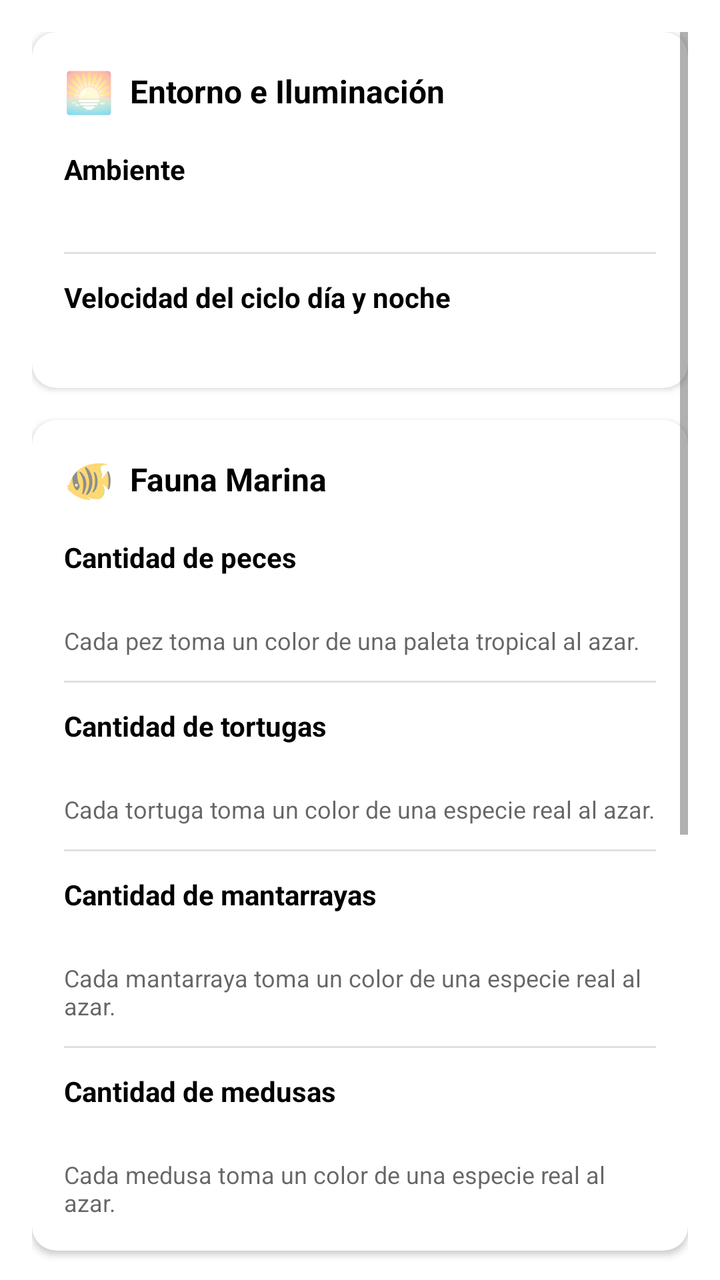
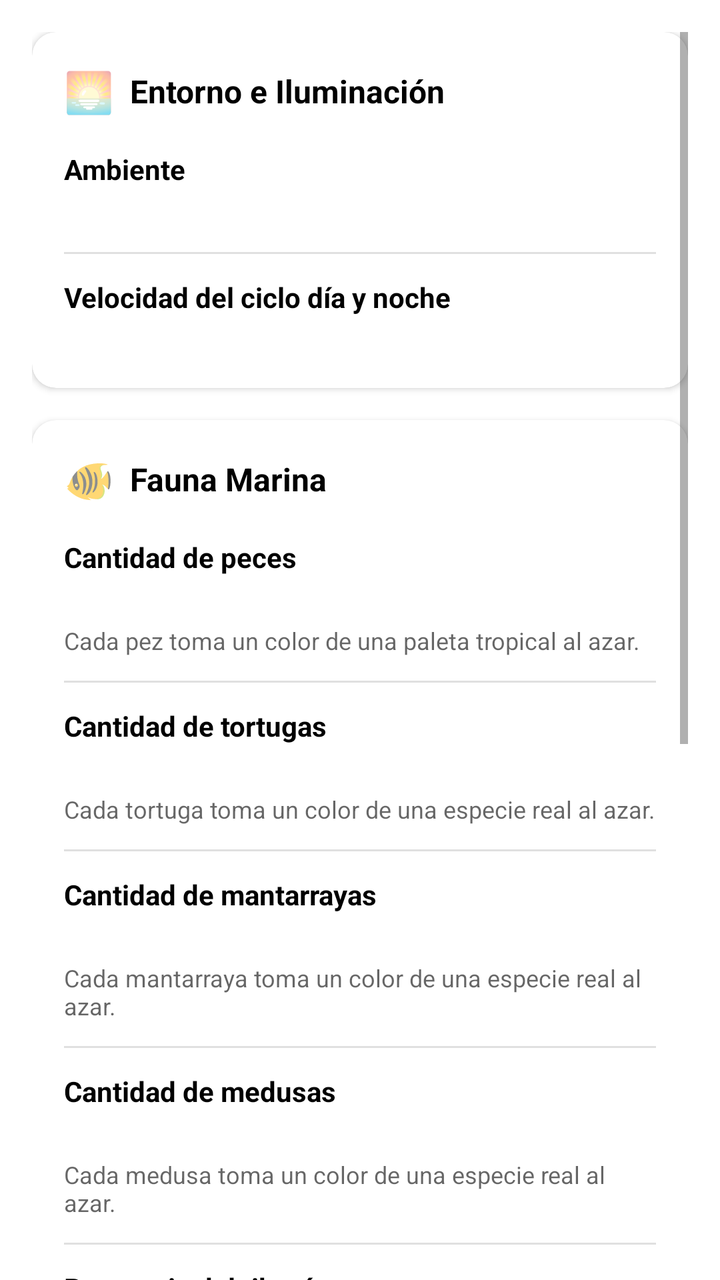

Two renders of the same Android screen: before a commit and after it. Below are the layout's source before the change and the commit's diff.
<!-- AndroidManifest.xml: application theme Theme.AcuarioWallpaper -->
<!-- res/layout/fragment_acuario_settings.xml -->
<?xml version="1.0" encoding="utf-8"?>
<ScrollView xmlns:android="http://schemas.android.com/apk/res/android"
    xmlns:app="http://schemas.android.com/apk/res-auto"
    android:layout_width="match_parent"
    android:layout_height="match_parent"
    android:padding="16dp"
    android:clipToPadding="false"
    android:background="?attr/colorSurface">

    <LinearLayout
        android:layout_width="match_parent"
        android:layout_height="wrap_content"
        android:orientation="vertical">

        
        <com.google.android.material.card.MaterialCardView
            android:layout_width="match_parent"
            android:layout_height="wrap_content"
            android:layout_marginBottom="16dp"
            app:cardCornerRadius="12dp"
            app:cardElevation="2dp"
            app:cardBackgroundColor="?attr/colorSurface">

            <LinearLayout
                android:layout_width="match_parent"
                android:layout_height="wrap_content"
                android:orientation="vertical"
                android:padding="16dp">

                <LinearLayout
                    android:layout_width="match_parent"
                    android:layout_height="wrap_content"
                    android:orientation="horizontal"
                    android:gravity="center_vertical"
                    android:layout_marginBottom="16dp">

                    <TextView
                        android:layout_width="wrap_content"
                        android:layout_height="wrap_content"
                        android:text="🌅"
                        android:textSize="20sp"
                        android:layout_marginEnd="8dp" />

                    <TextView
                        android:layout_width="wrap_content"
                        android:layout_height="wrap_content"
                        android:text="Entorno e Iluminación"
                        android:textColor="?attr/colorOnSurface"
                        android:textSize="16sp"
                        android:textStyle="bold" />
                </LinearLayout>

                
                <TextView
                    android:layout_width="match_parent"
                    android:layout_height="wrap_content"
                    android:text="@string/settings_section_environment"
                    android:textColor="?attr/colorOnSurface"
                    android:textSize="14sp"
                    android:textStyle="bold"
                    android:layout_marginBottom="8dp" />

                <HorizontalScrollView
                    android:layout_width="match_parent"
                    android:layout_height="wrap_content"
                    android:scrollbars="none"
                    android:requiresFadingEdge="horizontal"
                    android:fadingEdgeLength="24dp">

                    <LinearLayout
                        android:id="@+id/containerAcuarioTheme"
                        android:layout_width="wrap_content"
                        android:layout_height="wrap_content"
                        android:orientation="horizontal"
                        android:paddingBottom="8dp"
                        android:paddingTop="4dp" />
                </HorizontalScrollView>

                
                <LinearLayout
                    android:id="@+id/layoutCustomColors"
                    android:layout_width="match_parent"
                    android:layout_height="wrap_content"
                    android:orientation="vertical"
                    android:visibility="gone">

                    
                    <View
                        android:layout_width="match_parent"
                        android:layout_height="1dp"
                        android:background="#1F000000"
                        android:layout_marginTop="12dp"
                        android:layout_marginBottom="12dp" />

                    
                    <TextView
                        android:layout_width="match_parent"
                        android:layout_height="wrap_content"
                        android:text="Color Superior (Superficie)"
                        android:textColor="?attr/colorOnSurface"
                        android:textSize="14sp"
                        android:textStyle="bold"
                        android:layout_marginBottom="8dp" />

                    <HorizontalScrollView
                        android:layout_width="match_parent"
                        android:layout_height="wrap_content"
                        android:scrollbars="none"
                        android:requiresFadingEdge="horizontal"
                        android:fadingEdgeLength="24dp">

                        <LinearLayout
                            android:id="@+id/containerCustomShallowColor"
                            android:layout_width="wrap_content"
                            android:layout_height="wrap_content"
                            android:orientation="horizontal"
                            android:paddingBottom="8dp"
                            android:paddingTop="4dp" />
                    </HorizontalScrollView>

                    
                    <TextView
                        android:layout_width="match_parent"
                        android:layout_height="wrap_content"
                        android:text="Color Inferior (Fondo)"
                        android:textColor="?attr/colorOnSurface"
                        android:textSize="14sp"
                        android:textStyle="bold"
                        android:layout_marginTop="12dp"
                        android:layout_marginBottom="8dp" />

                    <HorizontalScrollView
                        android:layout_width="match_parent"
                        android:layout_height="wrap_content"
                        android:scrollbars="none"
                        android:requiresFadingEdge="horizontal"
                        android:fadingEdgeLength="24dp">

                        <LinearLayout
                            android:id="@+id/containerCustomDeepColor"
                            android:layout_width="wrap_content"
                            android:layout_height="wrap_content"
                            android:orientation="horizontal"
                            android:paddingBottom="8dp"
                            android:paddingTop="4dp" />
                    </HorizontalScrollView>
                </LinearLayout>

                
                <View
                    android:layout_width="match_parent"
                    android:layout_height="1dp"
                    android:background="#1F000000"
                    android:layout_marginTop="12dp"
                    android:layout_marginBottom="12dp" />

                
                <TextView
                    android:layout_width="match_parent"
                    android:layout_height="wrap_content"
                    android:text="@string/settings_section_day_night_cycle"
                    android:textColor="?attr/colorOnSurface"
                    android:textSize="14sp"
                    android:textStyle="bold"
                    android:layout_marginBottom="8dp" />

                <HorizontalScrollView
                    android:layout_width="match_parent"
                    android:layout_height="wrap_content"
                    android:scrollbars="none"
                    android:requiresFadingEdge="horizontal"
                    android:fadingEdgeLength="24dp">

                    <LinearLayout
                        android:id="@+id/containerDayNightCycle"
                        android:layout_width="wrap_content"
                        android:layout_height="wrap_content"
                        android:orientation="horizontal"
                        android:paddingBottom="8dp"
                        android:paddingTop="4dp" />
                </HorizontalScrollView>

            </LinearLayout>
        </com.google.android.material.card.MaterialCardView>

        
        <com.google.android.material.card.MaterialCardView
            android:layout_width="match_parent"
            android:layout_height="wrap_content"
            android:layout_marginBottom="16dp"
            app:cardCornerRadius="12dp"
            app:cardElevation="2dp"
            app:cardBackgroundColor="?attr/colorSurface">

            <LinearLayout
                android:layout_width="match_parent"
                android:layout_height="wrap_content"
                android:orientation="vertical"
                android:padding="16dp">

                <LinearLayout
                    android:layout_width="match_parent"
                    android:layout_height="wrap_content"
                    android:orientation="horizontal"
                    android:gravity="center_vertical"
                    android:layout_marginBottom="16dp">

                    <TextView
                        android:layout_width="wrap_content"
                        android:layout_height="wrap_content"
                        android:text="🐠"
                        android:textSize="20sp"
                        android:layout_marginEnd="8dp" />

                    <TextView
                        android:layout_width="wrap_content"
                        android:layout_height="wrap_content"
                        android:text="Fauna Marina"
                        android:textColor="?attr/colorOnSurface"
                        android:textSize="16sp"
                        android:textStyle="bold" />
                </LinearLayout>

                
                <TextView
                    android:layout_width="match_parent"
                    android:layout_height="wrap_content"
                    android:text="@string/settings_section_fish_count"
                    android:textColor="?attr/colorOnSurface"
                    android:textSize="14sp"
                    android:textStyle="bold"
                    android:layout_marginBottom="8dp" />

                <HorizontalScrollView
                    android:layout_width="match_parent"
                    android:layout_height="wrap_content"
                    android:scrollbars="none"
                    android:requiresFadingEdge="horizontal"
                    android:fadingEdgeLength="24dp">

                    <LinearLayout
                        android:id="@+id/containerFishCount"
                        android:layout_width="wrap_content"
                        android:layout_height="wrap_content"
                        android:orientation="horizontal"
                        android:paddingBottom="8dp"
                        android:paddingTop="4dp" />
                </HorizontalScrollView>

                <TextView
                    android:layout_width="match_parent"
                    android:layout_height="wrap_content"
                    android:text="@string/settings_fish_color_note"
                    android:textColor="?android:attr/textColorSecondary"
                    android:textSize="12sp"
                    android:layout_marginTop="4dp"
                    android:layout_marginBottom="12dp" />

                
                <View
                    android:layout_width="match_parent"
                    android:layout_height="1dp"
                    android:background="#1F000000"
                    android:layout_marginBottom="12dp" />

                
                <TextView
                    android:layout_width="match_parent"
                    android:layout_height="wrap_content"
                    android:text="@string/settings_section_turtle_count"
                    android:textColor="?attr/colorOnSurface"
                    android:textSize="14sp"
                    android:textStyle="bold"
                    android:layout_marginBottom="8dp" />

                <HorizontalScrollView
                    android:layout_width="match_parent"
                    android:layout_height="wrap_content"
                    android:scrollbars="none"
                    android:requiresFadingEdge="horizontal"
                    android:fadingEdgeLength="24dp">

                    <LinearLayout
                        android:id="@+id/containerTurtleCount"
                        android:layout_width="wrap_content"
                        android:layout_height="wrap_content"
                        android:orientation="horizontal"
                        android:paddingBottom="8dp"
                        android:paddingTop="4dp" />
                </HorizontalScrollView>

                <TextView
                    android:layout_width="match_parent"
                    android:layout_height="wrap_content"
                    android:text="@string/settings_turtle_color_note"
                    android:textColor="?android:attr/textColorSecondary"
                    android:textSize="12sp"
                    android:layout_marginTop="4dp"
                    android:layout_marginBottom="12dp" />

                
                <View
                    android:layout_width="match_parent"
                    android:layout_height="1dp"
                    android:background="#1F000000"
                    android:layout_marginBottom="12dp" />

                
                <TextView
                    android:layout_width="match_parent"
                    android:layout_height="wrap_content"
                    android:text="@string/settings_section_manta_count"
                    android:textColor="?attr/colorOnSurface"
                    android:textSize="14sp"
                    android:textStyle="bold"
                    android:layout_marginBottom="8dp" />

                <HorizontalScrollView
                    android:layout_width="match_parent"
                    android:layout_height="wrap_content"
                    android:scrollbars="none"
                    android:requiresFadingEdge="horizontal"
                    android:fadingEdgeLength="24dp">

                    <LinearLayout
                        android:id="@+id/containerMantaCount"
                        android:layout_width="wrap_content"
                        android:layout_height="wrap_content"
                        android:orientation="horizontal"
                        android:paddingBottom="8dp"
                        android:paddingTop="4dp" />
                </HorizontalScrollView>

                <TextView
                    android:layout_width="match_parent"
                    android:layout_height="wrap_content"
                    android:text="@string/settings_manta_color_note"
                    android:textColor="?android:attr/textColorSecondary"
                    android:textSize="12sp"
                    android:layout_marginTop="4dp"
                    android:layout_marginBottom="12dp" />

                
                <View
                    android:layout_width="match_parent"
                    android:layout_height="1dp"
                    android:background="#1F000000"
                    android:layout_marginBottom="12dp" />



                
                <TextView
                    android:layout_width="match_parent"
                    android:layout_height="wrap_content"
                    android:text="@string/settings_section_jellyfish_count"
                    android:textColor="?attr/colorOnSurface"
                    android:textSize="14sp"
                    android:textStyle="bold"
                    android:layout_marginBottom="8dp" />

                <HorizontalScrollView
                    android:layout_width="match_parent"
                    android:layout_height="wrap_content"
                    android:scrollbars="none"
                    android:requiresFadingEdge="horizontal"
                    android:fadingEdgeLength="24dp">

                    <LinearLayout
                        android:id="@+id/containerJellyfishCount"
                        android:layout_width="wrap_content"
                        android:layout_height="wrap_content"
                        android:orientation="horizontal"
                        android:paddingBottom="8dp"
                        android:paddingTop="4dp" />
                </HorizontalScrollView>

                <TextView
                    android:layout_width="match_parent"
                    android:layout_height="wrap_content"
                    android:text="@string/settings_jellyfish_color_note"
                    android:textColor="?android:attr/textColorSecondary"
                    android:textSize="12sp"
                    android:layout_marginTop="4dp" />

            </LinearLayout>
        </com.google.android.material.card.MaterialCardView>

        
        <com.google.android.material.card.MaterialCardView
            android:layout_width="match_parent"
            android:layout_height="wrap_content"
            android:layout_marginBottom="16dp"
            app:cardCornerRadius="12dp"
            app:cardElevation="2dp"
            app:cardBackgroundColor="?attr/colorSurface">

            <LinearLayout
                android:layout_width="match_parent"
                android:layout_height="wrap_content"
                android:orientation="vertical"
                android:padding="16dp">

                <LinearLayout
                    android:layout_width="match_parent"
                    android:layout_height="wrap_content"
                    android:orientation="horizontal"
                    android:gravity="center_vertical"
                    android:layout_marginBottom="16dp">

                    <TextView
                        android:layout_width="wrap_content"
                        android:layout_height="wrap_content"
                        android:text="🌿"
                        android:textSize="20sp"
                        android:layout_marginEnd="8dp" />

                    <TextView
                        android:layout_width="wrap_content"
                        android:layout_height="wrap_content"
                        android:text="Paisaje y Detalles"
                        android:textColor="?attr/colorOnSurface"
                        android:textSize="16sp"
                        android:textStyle="bold" />
                </LinearLayout>

                
                <TextView
                    android:layout_width="match_parent"
                    android:layout_height="wrap_content"
                    android:text="@string/settings_section_plant_density"
                    android:textColor="?attr/colorOnSurface"
                    android:textSize="14sp"
                    android:textStyle="bold"
                    android:layout_marginBottom="8dp" />

                <HorizontalScrollView
                    android:layout_width="match_parent"
                    android:layout_height="wrap_content"
                    android:scrollbars="none"
                    android:requiresFadingEdge="horizontal"
                    android:fadingEdgeLength="24dp">

                    <LinearLayout
                        android:id="@+id/containerPlantDensity"
                        android:layout_width="wrap_content"
                        android:layout_height="wrap_content"
                        android:orientation="horizontal"
                        android:paddingBottom="8dp"
                        android:paddingTop="4dp" />
                </HorizontalScrollView>

                <TextView
                    android:layout_width="match_parent"
                    android:layout_height="wrap_content"
                    android:text="@string/settings_plant_color_note"
                    android:textColor="?android:attr/textColorSecondary"
                    android:textSize="12sp"
                    android:layout_marginTop="4dp"
                    android:layout_marginBottom="12dp" />

                
                <View
                    android:layout_width="match_parent"
                    android:layout_height="1dp"
                    android:background="#1F000000"
                    android:layout_marginBottom="12dp" />

                
                <TextView
                    android:layout_width="match_parent"
                    android:layout_height="wrap_content"
                    android:text="@string/settings_section_bubble_count"
                    android:textColor="?attr/colorOnSurface"
                    android:textSize="14sp"
                    android:textStyle="bold"
                    android:layout_marginBottom="8dp" />

                <HorizontalScrollView
                    android:layout_width="match_parent"
                    android:layout_height="wrap_content"
                    android:scrollbars="none"
                    android:requiresFadingEdge="horizontal"
                    android:fadingEdgeLength="24dp">

                    <LinearLayout
                        android:id="@+id/containerBubbleCount"
                        android:layout_width="wrap_content"
                        android:layout_height="wrap_content"
                        android:orientation="horizontal"
                        android:paddingBottom="8dp"
                        android:paddingTop="4dp" />
                </HorizontalScrollView>

                
                <View
                    android:layout_width="match_parent"
                    android:layout_height="1dp"
                    android:background="#1F000000"
                    android:layout_marginTop="12dp"
                    android:layout_marginBottom="12dp" />

                
                <TextView
                    android:layout_width="match_parent"
                    android:layout_height="wrap_content"
                    android:text="@string/settings_section_submarine_color"
                    android:textColor="?attr/colorOnSurface"
                    android:textSize="14sp"
                    android:textStyle="bold"
                    android:layout_marginBottom="8dp" />

                <HorizontalScrollView
                    android:layout_width="match_parent"
                    android:layout_height="wrap_content"
                    android:scrollbars="none"
                    android:requiresFadingEdge="horizontal"
                    android:fadingEdgeLength="24dp">

                    <LinearLayout
                        android:id="@+id/containerSubmarineColor"
                        android:layout_width="wrap_content"
                        android:layout_height="wrap_content"
                        android:orientation="horizontal"
                        android:paddingBottom="8dp"
                        android:paddingTop="4dp" />
                </HorizontalScrollView>

            </LinearLayout>
        </com.google.android.material.card.MaterialCardView>

        
        <TextView
            android:layout_width="match_parent"
            android:layout_height="wrap_content"
            android:text="@string/settings_placeholder"
            android:textColor="?android:attr/textColorSecondary"
            android:textSize="13sp"
            android:gravity="center_horizontal"
            android:layout_marginTop="16dp"
            android:layout_marginBottom="16dp" />

    </LinearLayout>
</ScrollView>
<!-- resources referenced by this layout -->
<resources>
  <string name="settings_fish_color_note">Cada pez toma un color de una paleta tropical al azar.</string>
  <string name="settings_jellyfish_color_note">Cada medusa toma un color de una especie real al azar.</string>
  <string name="settings_manta_color_note">Cada mantarraya toma un color de una especie real al azar.</string>
  <string name="settings_placeholder">Más ajustes (peces, fondo…) próximamente.</string>
  <string name="settings_plant_color_note">Cada planta toma un color de una especie real al azar.</string>
  <string name="settings_section_bubble_count">Cantidad de burbujas</string>
  <string name="settings_section_day_night_cycle">Velocidad del ciclo día y noche</string>
  <string name="settings_section_environment">Ambiente</string>
  <string name="settings_section_fish_count">Cantidad de peces</string>
  <string name="settings_section_jellyfish_count">Cantidad de medusas</string>
  <string name="settings_section_manta_count">Cantidad de mantarrayas</string>
  <string name="settings_section_plant_density">Vegetación</string>
  <string name="settings_section_submarine_color">Color del submarino</string>
  <string name="settings_section_turtle_count">Cantidad de tortugas</string>
  <string name="settings_turtle_color_note">Cada tortuga toma un color de una especie real al azar.</string>
  <style name="Theme.AcuarioWallpaper" parent="Theme.MaterialComponents.DayNight.DarkActionBar">
          
          <item name="colorPrimary">@color/purple_500</item>
          <item name="colorPrimaryVariant">@color/purple_700</item>
          <item name="colorOnPrimary">@color/white</item>
          
          <item name="colorSecondary">@color/teal_200</item>
          <item name="colorSecondaryVariant">@color/teal_700</item>
          <item name="colorOnSecondary">@color/black</item>
          
          <item name="android:statusBarColor">?attr/colorPrimaryVariant</item>
          
      </style>
  <color name="purple_500">#FF6200EE</color>
  <color name="purple_700">#FF3700B3</color>
  <color name="white">#FFFFFFFF</color>
  <color name="teal_200">#FF03DAC5</color>
  <color name="teal_700">#FF018786</color>
  <color name="black">#FF000000</color>
</resources>

<!-- the commit's change to res/layout/fragment_acuario_settings.xml (unified diff, before → after) -->
@@ -382,6 +382,74 @@
                     android:textColor="?android:attr/textColorSecondary"
                     android:textSize="12sp"
                     android:layout_marginTop="4dp" />
+
+                
+                <View
+                    android:layout_width="match_parent"
+                    android:layout_height="1dp"
+                    android:background="#1F000000"
+                    android:layout_marginTop="12dp"
+                    android:layout_marginBottom="12dp" />
+
+                
+                <TextView
+                    android:layout_width="match_parent"
+                    android:layout_height="wrap_content"
+                    android:text="@string/settings_section_shark_presence"
+                    android:textColor="?attr/colorOnSurface"
+                    android:textSize="14sp"
+                    android:textStyle="bold"
+                    android:layout_marginBottom="8dp" />
+
+                <HorizontalScrollView
+                    android:layout_width="match_parent"
+                    android:layout_height="wrap_content"
+                    android:scrollbars="none"
+                    android:requiresFadingEdge="horizontal"
+                    android:fadingEdgeLength="24dp">
+
+                    <LinearLayout
+                        android:id="@+id/containerSharkPresence"
+                        android:layout_width="wrap_content"
+                        android:layout_height="wrap_content"
+                        android:orientation="horizontal"
+                        android:paddingBottom="8dp"
+                        android:paddingTop="4dp" />
+                </HorizontalScrollView>
+
+                
+                <View
+                    android:layout_width="match_parent"
+                    android:layout_height="1dp"
+                    android:background="#1F000000"
+                    android:layout_marginTop="8dp"
+                    android:layout_marginBottom="12dp" />
+
+                
+                <TextView
+                    android:layout_width="match_parent"
+                    android:layout_height="wrap_content"
+                    android:text="@string/settings_section_shark_color"
+                    android:textColor="?attr/colorOnSurface"
+                    android:textSize="14sp"
+                    android:textStyle="bold"
+                    android:layout_marginBottom="8dp" />
+
+                <HorizontalScrollView
+                    android:layout_width="match_parent"
+                    android:layout_height="wrap_content"
+                    android:scrollbars="none"
+                    android:requiresFadingEdge="horizontal"
+                    android:fadingEdgeLength="24dp">
+
+                    <LinearLayout
+                        android:id="@+id/containerSharkColor"
+                        android:layout_width="wrap_content"
+                        android:layout_height="wrap_content"
+                        android:orientation="horizontal"
+                        android:paddingBottom="8dp"
+                        android:paddingTop="4dp" />
+                </HorizontalScrollView>
 
             </LinearLayout>
         </com.google.android.material.card.MaterialCardView>
<!-- resource entries referenced after the edit -->
@@ -12,6 +12,8 @@
   <string name="settings_section_jellyfish_count">Cantidad de medusas</string>
   <string name="settings_section_manta_count">Cantidad de mantarrayas</string>
   <string name="settings_section_plant_density">Vegetación</string>
+  <string name="settings_section_shark_color">Color del tiburón</string>
+  <string name="settings_section_shark_presence">Presencia del tiburón</string>
   <string name="settings_section_submarine_color">Color del submarino</string>
   <string name="settings_section_turtle_count">Cantidad de tortugas</string>
   <string name="settings_turtle_color_note">Cada tortuga toma un color de una especie real al azar.</string>
